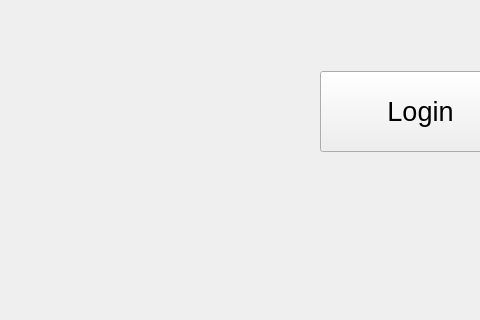
Old version of the form QtCuties-BulkClubProject/mainwindow.ui in the repository NicholasHuCS1C/Bulk-Club-CS1C; both pictures show x 0 to 480 and y 336 to 656 of the 852 by 656 pixel window.
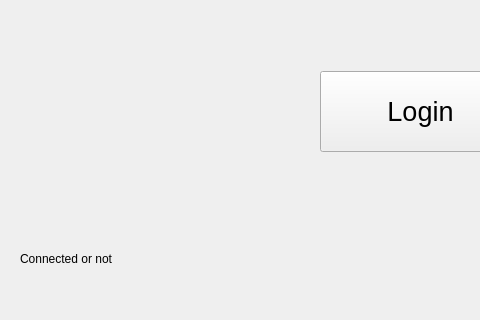
New version of the form.

Diff of the .ui file:
```diff
--- a/QtCuties-BulkClubProject/mainwindow.ui
+++ b/QtCuties-BulkClubProject/mainwindow.ui
@@ -104,6 +104,19 @@
      <string>Login</string>
     </property>
    </widget>
+   <widget class="QLabel" name="Status">
+    <property name="geometry">
+     <rect>
+      <x>20</x>
+      <y>570</y>
+      <width>181</width>
+      <height>16</height>
+     </rect>
+    </property>
+    <property name="text">
+     <string>Connected or not</string>
+    </property>
+   </widget>
   </widget>
   <widget class="QMenuBar" name="menuBar">
    <property name="geometry">
```
Left out of the diff: 2 changed lines with no effect on the pictures.
